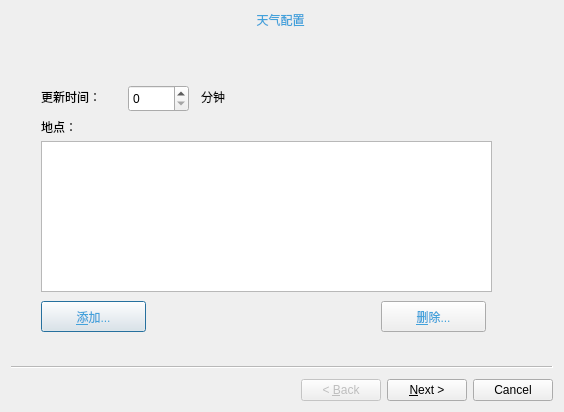
This is src/wizardcontroller.ui in UbuntuKylin/youker-assistant as Qt 5 draws it before an edit. The edited form follows.
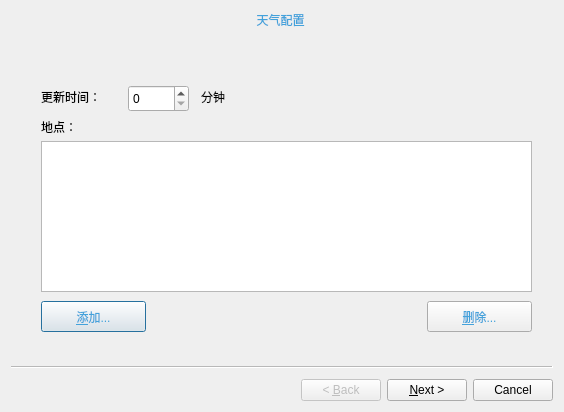
This is the edited form. Icons and pictures are not drawn.

Diff of the .ui file:
```diff
--- a/src/wizardcontroller.ui
+++ b/src/wizardcontroller.ui
@@ -149,16 +149,6 @@
      <string>分钟</string>
     </property>
    </widget>
-   <widget class="QTextEdit" name="textEdit">
-    <property name="geometry">
-     <rect>
-      <x>30</x>
-      <y>130</y>
-      <width>451</width>
-      <height>151</height>
-     </rect>
-    </property>
-   </widget>
    <widget class="QLabel" name="labelCreate_3">
     <property name="geometry">
      <rect>
@@ -181,7 +171,7 @@
    <widget class="QPushButton" name="delBtn">
     <property name="geometry">
      <rect>
-      <x>370</x>
+      <x>416</x>
       <y>290</y>
       <width>105</width>
       <height>31</height>
@@ -204,6 +194,16 @@
      </rect>
     </property>
    </widget>
+   <widget class="QListWidget" name="listWidget">
+    <property name="geometry">
+     <rect>
+      <x>30</x>
+      <y>130</y>
+      <width>491</width>
+      <height>151</height>
+     </rect>
+    </property>
+   </widget>
   </widget>
   <widget class="QWizardPage" name="wizardPageFinish">
    <widget class="QLabel" name="btn_close_2">
```
